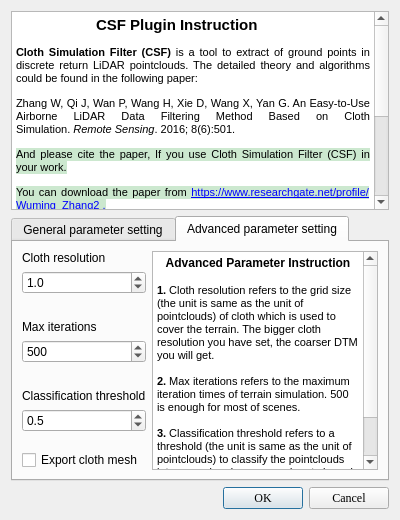
Before: the Qt Designer form plugins/qCSF/CSFDlg.ui in CloudCompare/CloudCompare, drawn with Qt 5.
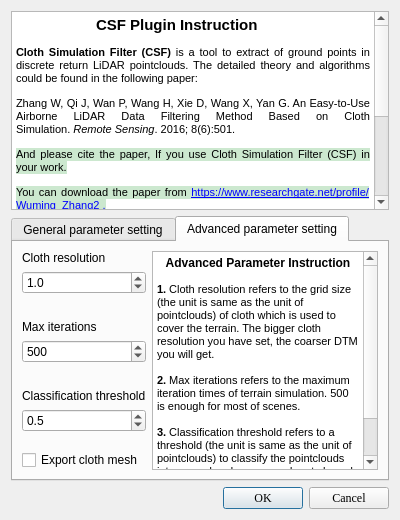
After: the same form once the commit is applied. The open tabs and pages were chosen to show the change. Icons and pictures are not drawn.

The edit to the form file:
```diff
--- a/plugins/qCSF/CSFDlg.ui
+++ b/plugins/qCSF/CSFDlg.ui
@@ -358,13 +358,13 @@
           <string>&lt;!DOCTYPE HTML PUBLIC &quot;-//W3C//DTD HTML 4.0//EN&quot; &quot;http://www.w3.org/TR/REC-html40/strict.dtd&quot;&gt;
 &lt;html&gt;&lt;head&gt;&lt;meta name=&quot;qrichtext&quot; content=&quot;1&quot; /&gt;&lt;style type=&quot;text/css&quot;&gt;
 p, li { white-space: pre-wrap; }
-&lt;/style&gt;&lt;/head&gt;&lt;body style=&quot; font-family:'SimSun'; font-size:9pt; font-weight:400; font-style:normal;&quot;&gt;
-&lt;p align=&quot;center&quot; style=&quot; margin-top:0px; margin-bottom:0px; margin-left:0px; margin-right:0px; -qt-block-indent:0; text-indent:0px;&quot;&gt;&lt;span style=&quot; font-family:'MS Shell Dlg 2'; font-weight:600;&quot;&gt;Advanced Parameter Instruction&lt;/span&gt;&lt;/p&gt;
-&lt;p style=&quot; margin-top:0px; margin-bottom:0px; margin-left:0px; margin-right:0px; -qt-block-indent:0; text-indent:0px;&quot;&gt;&lt;span style=&quot; font-family:'MS Shell Dlg 2'; font-size:8pt;&quot;&gt;&lt;br /&gt;&lt;/span&gt;&lt;span style=&quot; font-family:'MS Shell Dlg 2'; font-size:8pt; font-weight:600;&quot;&gt;1.&lt;/span&gt;&lt;span style=&quot; font-family:'MS Shell Dlg 2'; font-size:8pt;&quot;&gt; Cloth resolution refers to the grid size (the unit is same as the unit of pointclouds) of cloth which is used to cover the terrain. The bigger cloth resolution you have set, the coarser DTM  you will get.&lt;/span&gt;&lt;/p&gt;
-&lt;p style=&quot;-qt-paragraph-type:empty; margin-top:0px; margin-bottom:0px; margin-left:0px; margin-right:0px; -qt-block-indent:0; text-indent:0px; font-family:'MS Shell Dlg 2'; font-size:8pt;&quot;&gt;&lt;br /&gt;&lt;/p&gt;
-&lt;p style=&quot; margin-top:0px; margin-bottom:0px; margin-left:0px; margin-right:0px; -qt-block-indent:0; text-indent:0px;&quot;&gt;&lt;span style=&quot; font-family:'MS Shell Dlg 2'; font-size:8pt; font-weight:600;&quot;&gt;2.&lt;/span&gt;&lt;span style=&quot; font-family:'MS Shell Dlg 2'; font-size:8pt;&quot;&gt; Max iterations refers to the maximum iteration times of terrain simulation. 500 is enough for most of scenes.&lt;/span&gt;&lt;/p&gt;
-&lt;p style=&quot;-qt-paragraph-type:empty; margin-top:0px; margin-bottom:0px; margin-left:0px; margin-right:0px; -qt-block-indent:0; text-indent:0px; font-family:'MS Shell Dlg 2'; font-size:8pt;&quot;&gt;&lt;br /&gt;&lt;/p&gt;
-&lt;p style=&quot; margin-top:0px; margin-bottom:0px; margin-left:0px; margin-right:0px; -qt-block-indent:0; text-indent:0px;&quot;&gt;&lt;span style=&quot; font-family:'MS Shell Dlg 2'; font-size:8pt; font-weight:600;&quot;&gt;3.&lt;/span&gt;&lt;span style=&quot; font-family:'MS Shell Dlg 2'; font-size:8pt;&quot;&gt; Classification threshold refers to a threshold (the unit is same as the unit of pointclouds) to classify the pointclouds into ground and non-ground parts based on the distances between points and the simulated terrain. 0.5 is adapted to most of scenes.&lt;/span&gt;&lt;/p&gt;&lt;/body&gt;&lt;/html&gt;</string>
+&lt;/style&gt;&lt;/head&gt;&lt;body style=&quot; font-family:'MS Shell Dlg 2'; font-size:8.25pt; font-weight:400; font-style:normal;&quot;&gt;
+&lt;p align=&quot;center&quot; style=&quot; margin-top:0px; margin-bottom:0px; margin-left:0px; margin-right:0px; -qt-block-indent:0; text-indent:0px;&quot;&gt;&lt;span style=&quot; font-size:9pt; font-weight:600;&quot;&gt;Advanced Parameter Instruction&lt;/span&gt;&lt;/p&gt;
+&lt;p style=&quot; margin-top:0px; margin-bottom:0px; margin-left:0px; margin-right:0px; -qt-block-indent:0; text-indent:0px;&quot;&gt;&lt;span style=&quot; font-size:8pt;&quot;&gt;&lt;br /&gt;&lt;/span&gt;&lt;span style=&quot; font-size:8pt; font-weight:600;&quot;&gt;1.&lt;/span&gt;&lt;span style=&quot; font-size:8pt;&quot;&gt; Cloth resolution refers to the grid size (the unit is same as the unit of pointclouds) of cloth which is used to cover the terrain. The bigger cloth resolution you have set, the coarser DTM  you will get.&lt;/span&gt;&lt;/p&gt;
+&lt;p style=&quot;-qt-paragraph-type:empty; margin-top:0px; margin-bottom:0px; margin-left:0px; margin-right:0px; -qt-block-indent:0; text-indent:0px; font-size:8pt;&quot;&gt;&lt;br /&gt;&lt;/p&gt;
+&lt;p style=&quot; margin-top:0px; margin-bottom:0px; margin-left:0px; margin-right:0px; -qt-block-indent:0; text-indent:0px;&quot;&gt;&lt;span style=&quot; font-size:8pt; font-weight:600;&quot;&gt;2.&lt;/span&gt;&lt;span style=&quot; font-size:8pt;&quot;&gt; Max iterations refers to the maximum iteration times of terrain simulation. 500 is enough for most of scenes.&lt;/span&gt;&lt;/p&gt;
+&lt;p style=&quot;-qt-paragraph-type:empty; margin-top:0px; margin-bottom:0px; margin-left:0px; margin-right:0px; -qt-block-indent:0; text-indent:0px; font-size:8pt;&quot;&gt;&lt;br /&gt;&lt;/p&gt;
+&lt;p style=&quot; margin-top:0px; margin-bottom:0px; margin-left:0px; margin-right:0px; -qt-block-indent:0; text-indent:0px;&quot;&gt;&lt;span style=&quot; font-size:8pt; font-weight:600;&quot;&gt;3.&lt;/span&gt;&lt;span style=&quot; font-size:8pt;&quot;&gt; Classification threshold refers to a threshold (the unit is same as the unit of pointclouds) to classify the pointclouds into ground and non-ground parts based on the distances between points and the simulated terrain. 0.5 is adapted to most of scenes.&lt;/span&gt;&lt;/p&gt;&lt;/body&gt;&lt;/html&gt;</string>
          </property>
         </widget>
        </item>
```
Left out of the diff: 20 changed lines with no effect on the pictures.
